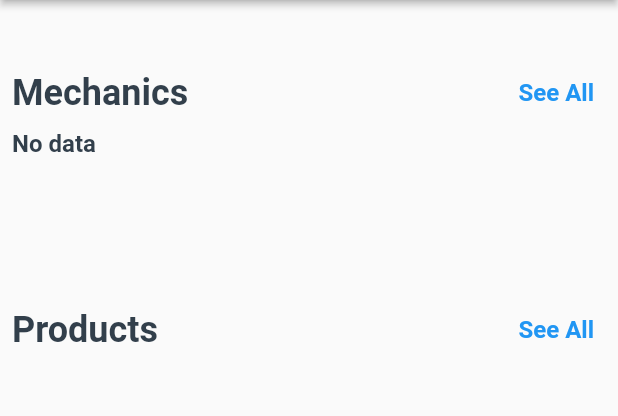
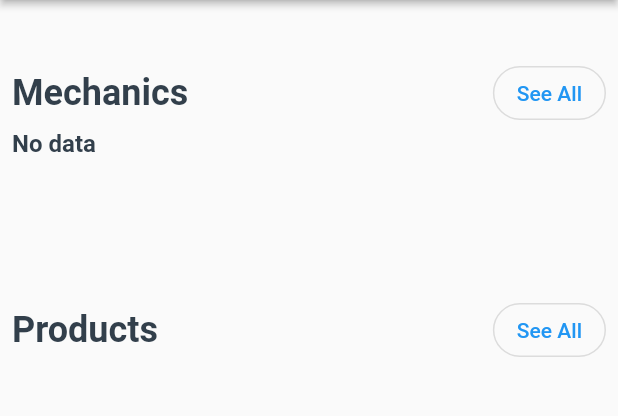
Before and after one commit to Tharunvarshanth/Auto-Picker, a Flutter app: the screen it shows after launch, on a phone screen of 412 x 824 dp, the part 84-500 px from its top. Run offline on Flutter 3.47's test engine with Material 2 defaults, Android fonts, the light colour scheme and no system bars; drawn by our look-alikes of curved_navigation_bar; our stand-ins replace carousel_slider, circular_profile_avatar, cloud_firestore, date_time_picker, dropdown_search, firebase_auth and 18 more; missing offline and left inert: bulleted_list, dart:ffi, flutter_guards, multi_image_picker2, onesignal_flutter, payhere_mobilesdk_flutter and 1 more; accounts and stored records are empty; statements that could not run were skipped.

Commit message:
issue fixed

```diff
--- a/lib/components/atoms/generic_text_button.dart
+++ b/lib/components/atoms/generic_text_button.dart
@@ -18,14 +18,13 @@ class GenericTextButton extends StatelessWidget {
 
   @override
   Widget build(BuildContext context) {
-    return TextButton(
+    return OutlinedButton(
+      onPressed: onPressed,
+      style: ButtonStyle(
+        shape: MaterialStateProperty.all(
+            RoundedRectangleBorder(borderRadius: BorderRadius.circular(30.0))),
+      ),
       child: Text(text),
-      onPressed: onPressed,
-      style: TextButton.styleFrom(
-          textStyle: TextStyle(
-              color: color ?? AppColors.grey,
-              fontSize: textSize ?? 16,
-              fontWeight: isBold ? FontWeight.bold : FontWeight.normal)),
     );
   }
 }
--- a/lib/components/pages/fuel_alert_chat_page.dart
+++ b/lib/components/pages/fuel_alert_chat_page.dart
@@ -346,7 +346,7 @@ class _FuelAlertChatPageState extends State<FuelAlertChatPage> {
               )
             : Padding(
                 padding: !isShowMap
-                    ? const EdgeInsets.fromLTRB(5, 5, 5, 80)
+                    ? const EdgeInsets.fromLTRB(5, 5, 5, 40)
                     : const EdgeInsets.symmetric(horizontal: 0, vertical: 0),
                 child: Stack(children: <Widget>[
                   !isShowMap
@@ -414,7 +414,8 @@ class _FuelAlertChatPageState extends State<FuelAlertChatPage> {
                 color: Colors.white,
               ),
             ),
-      floatingActionButtonLocation: FloatingActionButtonLocation.centerFloat,
+      floatingActionButtonLocation:
+          FloatingActionButtonLocation.miniCenterFloat,
     );
   }
 }
--- a/lib/services/feedback_controller.dart
+++ b/lib/services/feedback_controller.dart
@@ -27,6 +27,7 @@ class FeedBackController {
     return await feedbackCollection
         .doc(id)
         .collection(FirebaseCollections.FeedbackList)
+        .orderBy("dateTime", descending: true)
         .get();
   }
 
```
Also changed, not shown: lib/components/atoms/fuel_alert_tile.dart (+5 -5 lines), lib/components/pages/mechanic_profile_page.dart (+36 -22 lines).
